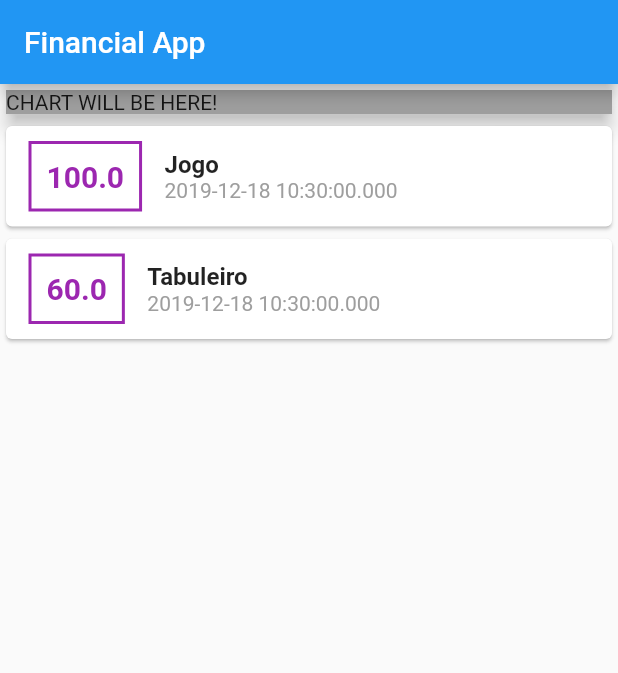
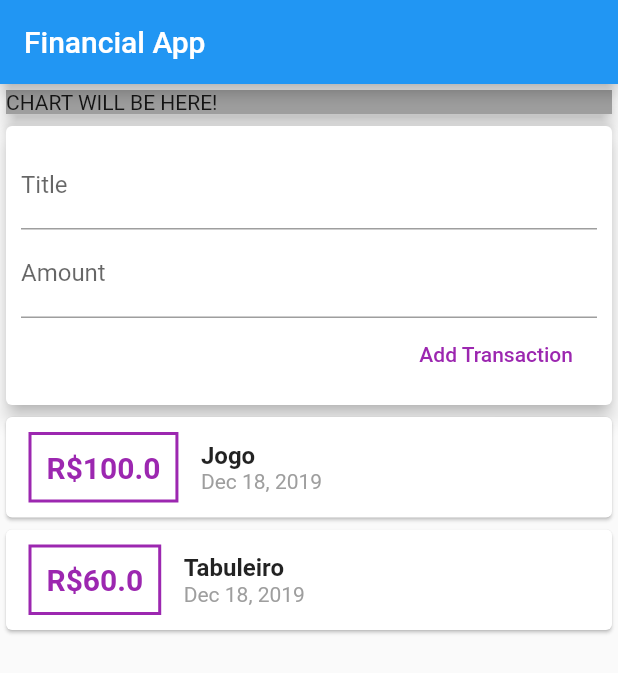
Before and after one commit to IvanArantes/flutter-course, a Flutter app: the screen it shows after launch, on a phone screen of 412 x 824 dp. Shown: the top 673 px of the screen. Run offline on Flutter 3.47's test engine with Material 2 defaults, Android fonts, the phone set to English and light mode, and no system bars.

Commit message:
Reorganized widgets. Adding new Transaction

```diff
--- a/financial_control/lib/main.dart
+++ b/financial_control/lib/main.dart
@@ -1,5 +1,8 @@
+import 'package:financial_control/widgets/user_transaction.dart';
+
+import './widgets/new_transaction.dart';
+import './widgets/transaction_list.dart';
 import 'package:flutter/material.dart';
-import './transaction.dart';
 
 void main() => runApp(MyApp());
 
@@ -14,20 +17,9 @@ class MyApp extends StatelessWidget {
 }
 
 class MyHomePage extends StatelessWidget {
-  final List<Transaction> transactions = [
-    Transaction(
-      id: '1',
-      title: 'Jogo',
-      amount: 100.00,
-      dateTime: DateTime.now(),
-    ),
-    Transaction(
-      id: '2',
-      title: 'Tabuleiro',
-      amount: 60.00,
-      dateTime: DateTime.now(),
-    ),
-  ];
+
+  final titleController = TextEditingController();
+  final amountController = TextEditingController();
 
   @override
   Widget build(BuildContext context) {
@@ -36,6 +28,7 @@ class MyHomePage extends StatelessWidget {
         title: Text('Financial App'),
       ),
       body: Column(
+        crossAxisAlignment: CrossAxisAlignment.stretch,
         children: <Widget>[
           Card(
             elevation: 5,
@@ -44,60 +37,9 @@ class MyHomePage extends StatelessWidget {
                 width: double.infinity,
                 color: Colors.grey),
           ),
-          Column(
-            children: transactions.map((tx) {
-              return TransactionWidget(tx);
-            }).toList(),
-          )
+          UserTransaction(),
         ],
       ),
     );
   }
 }
-
-class TransactionWidget extends StatelessWidget {
-  final Transaction transaction;
-
-  TransactionWidget(this.transaction);
-
-  @override
-  Widget build(BuildContext context) {
-    return Card(
-      child: Row(
-        children: <Widget>[
-          Container(
-            margin: EdgeInsets.symmetric(vertical: 10, horizontal: 15),
-            decoration: BoxDecoration(
-              border: Border.all(
-                color: Colors.purple,
-                width: 2,
-              ),
-            ),
-            padding: EdgeInsets.all(10),
-            child: Text(
-              transaction.amount.toString(),
-              style: TextStyle(
-                fontWeight: FontWeight.bold,
-                fontSize: 20,
-                color: Colors.purple,
-              ),
-            ),
-          ),
-          Column(
-            crossAxisAlignment: CrossAxisAlignment.start,
-            children: <Widget>[
-              Text(
-                transaction.title,
-                style: TextStyle(fontWeight: FontWeight.bold, fontSize: 16),
-              ),
-              Text(
-                transaction.dateTime.toString(),
-                style: TextStyle(color: Colors.grey),
-              ),
-            ],
-          )
-        ],
-      ),
-    );
-  }
-}
--- /dev/null
+++ b/financial_control/lib/widgets/new_transaction.dart
@@ -0,0 +1,41 @@
+import 'package:flutter/material.dart';
+
+class NewTransaction extends StatelessWidget {
+
+  final Function addHandler;
+
+  final titleController = TextEditingController();
+  final amountController = TextEditingController();
+
+  NewTransaction(this.addHandler);
+
+  @override
+  Widget build(BuildContext context) {
+    return Card(
+      elevation: 5,
+      child: Container(
+        padding: EdgeInsets.all(10),
+        child: Column(
+          crossAxisAlignment: CrossAxisAlignment.end,
+          children: <Widget>[
+            TextField(
+              decoration: InputDecoration(labelText: 'Title'),
+              controller: titleController,
+            ),
+            TextField(
+              decoration: InputDecoration(labelText: 'Amount'),
+              controller: amountController,
+            ),
+            FlatButton(
+              child: Text('Add Transaction'),
+              textColor: Colors.purple,
+              onPressed: () {
+                addHandler(this.titleController.text, double.parse(amountController.text));
+              },
+            )
+          ],
+        ),
+      ),
+    );
+  }
+}
--- /dev/null
+++ b/financial_control/lib/widgets/transaction_item.dart
@@ -0,0 +1,50 @@
+import '../models/transaction.dart';
+import 'package:flutter/material.dart';
+import 'package:intl/intl.dart';
+
+class TransactionItem extends StatelessWidget {
+  final Transaction transaction;
+
+  TransactionItem(this.transaction);
+
+  @override
+  Widget build(BuildContext context) {
+    return Card(
+      child: Row(
+        children: <Widget>[
+          Container(
+            margin: EdgeInsets.symmetric(vertical: 10, horizontal: 15),
+            decoration: BoxDecoration(
+              border: Border.all(
+                color: Colors.purple,
+                width: 2,
+              ),
+            ),
+            padding: EdgeInsets.all(10),
+            child: Text(
+              'R\$${transaction.amount}',
+              style: TextStyle(
+                fontWeight: FontWeight.bold,
+                fontSize: 20,
+                color: Colors.purple,
+              ),
+            ),
+          ),
+          Column(
+            crossAxisAlignment: CrossAxisAlignment.start,
+            children: <Widget>[
+              Text(
+                transaction.title,
+                style: TextStyle(fontWeight: FontWeight.bold, fontSize: 16),
+              ),
+              Text(
+                DateFormat.yMMMd().format(transaction.dateTime),
+                style: TextStyle(color: Colors.grey),
+              ),
+            ],
+          )
+        ],
+      ),
+    );
+  }
+}
--- /dev/null
+++ b/financial_control/lib/widgets/transaction_list.dart
@@ -0,0 +1,20 @@
+import 'package:financial_control/widgets/transaction_item.dart';
+
+import '../models/transaction.dart';
+import 'package:flutter/material.dart';
+
+class TransactionList extends StatelessWidget {
+
+  final List<Transaction> transactions;
+
+  TransactionList(this.transactions);
+
+  @override
+  Widget build(BuildContext context) {
+    return Column(
+            children: transactions.map((tx) {
+              return TransactionItem(tx);
+            }).toList(),
+          );
+  }
+}
--- /dev/null
+++ b/financial_control/lib/widgets/user_transaction.dart
@@ -0,0 +1,49 @@
+import '../models/transaction.dart';
+import 'package:flutter/material.dart';
+
+import 'new_transaction.dart';
+import 'transaction_list.dart';
+
+class UserTransaction extends StatefulWidget {
+  @override
+  _UserTransactionState createState() => _UserTransactionState();
+}
+
+class _UserTransactionState extends State<UserTransaction> {
+  final List<Transaction> _transactions = [
+    Transaction(
+      id: '1',
+      title: 'Jogo',
+      amount: 100.00,
+      dateTime: DateTime.now(),
+    ),
+    Transaction(
+      id: '2',
+      title: 'Tabuleiro',
+      amount: 60.00,
+      dateTime: DateTime.now(),
+    ),
+  ];
+
+  void _addNewTransaction(String titleInput, double amountInput) {
+    final newTx = Transaction(
+        title: titleInput,
+        amount: amountInput,
+        dateTime: DateTime.now(),
+        id: DateTime.now().toString());
+
+    setState(() {
+      _transactions.add(newTx);
+    });
+  }
+
+  @override
+  Widget build(BuildContext context) {
+    return Column(
+      children: <Widget>[
+        NewTransaction(_addNewTransaction),
+        TransactionList(_transactions),
+      ],
+    );
+  }
+}
--- a/financial_control/pubspec.yaml
+++ b/financial_control/pubspec.yaml
@@ -19,6 +19,7 @@ environment:
 dependencies:
   flutter:
     sdk: flutter
+  intl: ^0.16.0
 
   # The following adds the Cupertino Icons font to your application.
   # Use with the CupertinoIcons class for iOS style icons.
```
Also changed, not shown: financial_control/lib/models/transaction.dart (renamed from financial_control/lib/transaction.dart).
